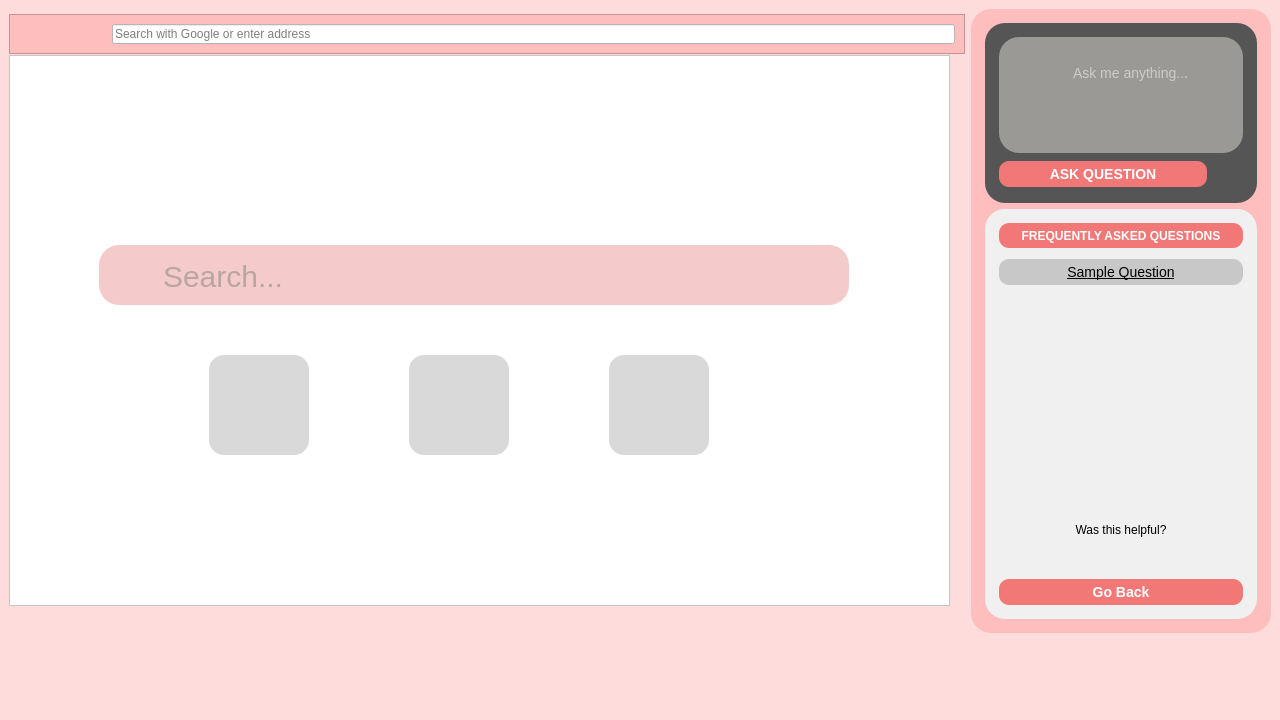
Qt form assets/UI/MainPage.ui (AlexShem247/wise-browse) before a commit.
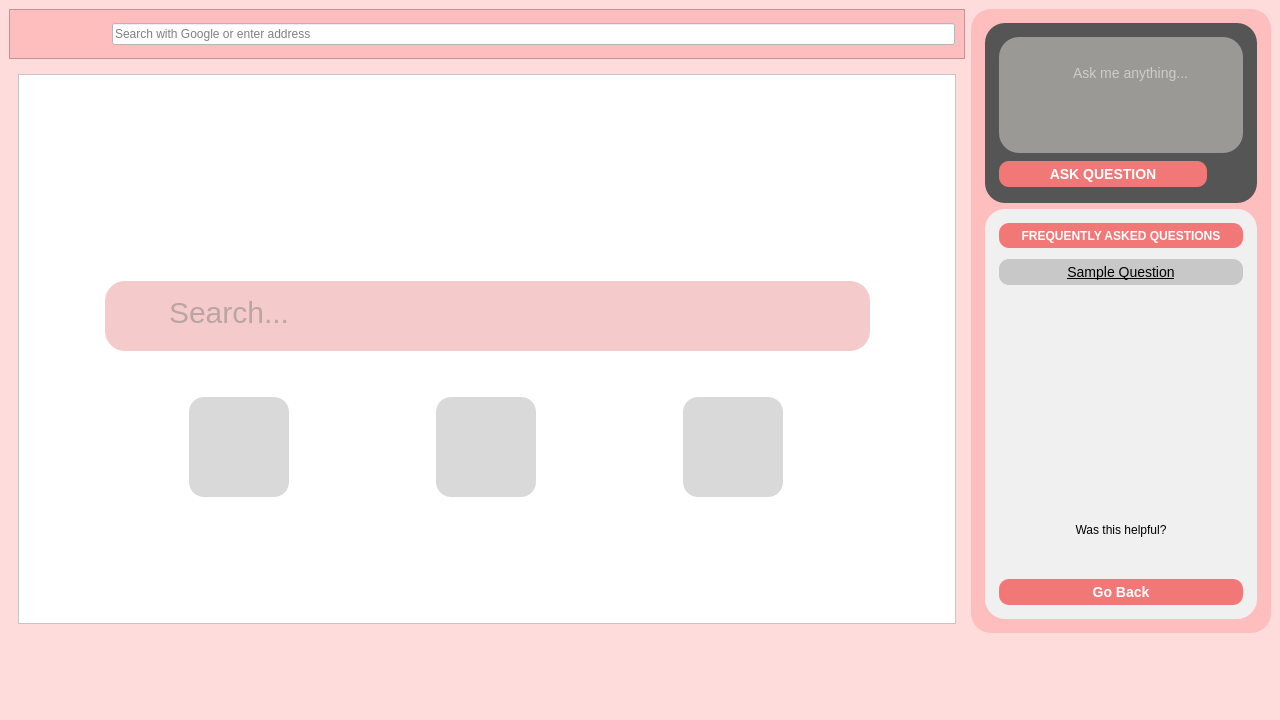
The same form after that commit.

Commit message: [as7322] WebBrowser.py: Added functionality to URL bar

Patch:
```diff
--- a/assets/UI/MainPage.ui
+++ b/assets/UI/MainPage.ui
@@ -37,13 +37,13 @@
               <property name="minimumSize">
                <size>
                 <width>0</width>
-                <height>40</height>
+                <height>50</height>
                </size>
               </property>
               <property name="maximumSize">
                <size>
                 <width>16777215</width>
-                <height>30</height>
+                <height>50</height>
                </size>
               </property>
               <property name="styleSheet">
@@ -189,15 +189,11 @@
               <item>
                <widget class="QStackedWidget" name="pages">
                 <widget class="QWidget" name="homePage">
+                 <layout class="QVBoxLayout" name="verticalLayout_6">
+                  <item>
+                   <layout class="QVBoxLayout" name="homePageLayout">
+                    <item>
                  <widget class="QFrame" name="homeFrame">
-                  <property name="geometry">
-                   <rect>
-                    <x>0</x>
-                    <y>0</y>
-                    <width>941</width>
-                    <height>551</height>
-                   </rect>
-                  </property>
                   <property name="styleSheet">
                    <string notr="true">background-color: white;</string>
                   </property>
@@ -207,111 +203,69 @@
                   <property name="frameShadow">
                    <enum>QFrame::Raised</enum>
                   </property>
+                      <layout class="QVBoxLayout" name="verticalLayout_5">
+                       <item>
+                        <layout class="QVBoxLayout" name="homeFrameLayout" stretch="1,0,1,0,1">
+                         <item>
                   <widget class="QLabel" name="browserLogoIcon">
-                   <property name="geometry">
-                    <rect>
-                     <x>415</x>
-                     <y>80</y>
-                     <width>60</width>
+                           <property name="sizePolicy">
+                            <sizepolicy hsizetype="Preferred" vsizetype="Fixed">
+                             <horstretch>0</horstretch>
+                             <verstretch>0</verstretch>
+                            </sizepolicy>
+                           </property>
+                           <property name="text">
+                            <string/>
+                           </property>
+                           <property name="alignment">
+                            <set>Qt::AlignHCenter|Qt::AlignTop</set>
+                           </property>
+                          </widget>
+                         </item>
+                         <item>
+                          <spacer name="verticalSpacer_2">
+                           <property name="orientation">
+                            <enum>Qt::Vertical</enum>
+                           </property>
+                           <property name="sizeType">
+                            <enum>QSizePolicy::Fixed</enum>
+                           </property>
+                           <property name="sizeHint" stdset="0">
+                            <size>
+                             <width>20</width>
                      <height>60</height>
-                    </rect>
-                   </property>
-                   <property name="text">
-                    <string/>
-                   </property>
-                  </widget>
-                  <widget class="QPushButton" name="homeActionLogBtn">
-                   <property name="geometry">
-                    <rect>
-                     <x>400</x>
-                     <y>300</y>
-                     <width>100</width>
-                     <height>100</height>
-                    </rect>
-                   </property>
-                   <property name="styleSheet">
-                    <string notr="true">QPushButton {
-    border: solid;
-    border-radius: 15px; 
-    background-color: rgb(217, 217, 217);
-}
-
-QPushButton::icon {
-    padding: 10px; 
-}
-
-QPushButton:hover {
-    background-color: rgb(154, 153, 150);
-}</string>
-                   </property>
-                   <property name="text">
-                    <string/>
-                   </property>
-                  </widget>
-                  <widget class="QPushButton" name="homeFavouritesBtn">
-                   <property name="geometry">
-                    <rect>
-                     <x>200</x>
-                     <y>300</y>
-                     <width>100</width>
-                     <height>100</height>
-                    </rect>
-                   </property>
-                   <property name="styleSheet">
-                    <string notr="true">QPushButton {
-    border: solid;
-    border-radius: 15px; 
-    background-color: rgb(217, 217, 217);
-}
-
-QPushButton::icon {
-    padding: 10px; 
-}
-
-QPushButton:hover {
-    background-color: rgb(154, 153, 150);
-}</string>
-                   </property>
-                   <property name="text">
-                    <string/>
-                   </property>
-                  </widget>
-                  <widget class="QPushButton" name="homeSettingsBtn">
-                   <property name="geometry">
-                    <rect>
-                     <x>600</x>
-                     <y>300</y>
-                     <width>100</width>
-                     <height>100</height>
-                    </rect>
-                   </property>
-                   <property name="styleSheet">
-                    <string notr="true">QPushButton {
-    border: solid;
-    border-radius: 15px; 
-    background-color: rgb(217, 217, 217);
-}
-
-QPushButton::icon {
-    padding: 10px; 
-}
-
-QPushButton:hover {
-    background-color: rgb(154, 153, 150);
-}</string>
-                   </property>
-                   <property name="text">
-                    <string/>
-                   </property>
-                  </widget>
+                            </size>
+                           </property>
+                          </spacer>
+                         </item>
+                         <item>
+                          <layout class="QHBoxLayout" name="horizontalLayout_4" stretch="1,10,1">
+                           <item>
+                            <spacer name="horizontalSpacer_8">
+                             <property name="orientation">
+                              <enum>Qt::Horizontal</enum>
+                             </property>
+                             <property name="sizeHint" stdset="0">
+                              <size>
+                               <width>40</width>
+                               <height>20</height>
+                              </size>
+                             </property>
+                            </spacer>
+                           </item>
+                           <item>
                   <widget class="QFrame" name="searchFrame">
-                   <property name="geometry">
-                    <rect>
-                     <x>90</x>
-                     <y>190</y>
-                     <width>750</width>
-                     <height>60</height>
-                    </rect>
+                             <property name="sizePolicy">
+                              <sizepolicy hsizetype="Preferred" vsizetype="Fixed">
+                               <horstretch>0</horstretch>
+                               <verstretch>0</verstretch>
+                              </sizepolicy>
+                             </property>
+                             <property name="minimumSize">
+                              <size>
+                               <width>0</width>
+                               <height>70</height>
+                              </size>
                    </property>
                    <property name="styleSheet">
                     <string notr="true">background-color:rgb(245, 202, 202);
@@ -355,7 +309,184 @@
                     </property>
                    </widget>
                   </widget>
-                 </widget>
+                           </item>
+                           <item>
+                            <spacer name="horizontalSpacer_9">
+                             <property name="orientation">
+                              <enum>Qt::Horizontal</enum>
+                             </property>
+                             <property name="sizeHint" stdset="0">
+                              <size>
+                               <width>40</width>
+                               <height>20</height>
+                              </size>
+                             </property>
+                            </spacer>
+                           </item>
+                          </layout>
+                         </item>
+                         <item>
+                          <spacer name="verticalSpacer">
+                           <property name="orientation">
+                            <enum>Qt::Vertical</enum>
+                           </property>
+                           <property name="sizeType">
+                            <enum>QSizePolicy::Fixed</enum>
+                           </property>
+                           <property name="sizeHint" stdset="0">
+                            <size>
+                             <width>20</width>
+                             <height>40</height>
+                            </size>
+                           </property>
+                          </spacer>
+                         </item>
+                         <item>
+                          <layout class="QHBoxLayout" name="horizontalBtnLayout">
+                           <item>
+                            <spacer name="horizontalSpacer_10">
+                             <property name="orientation">
+                              <enum>Qt::Horizontal</enum>
+                             </property>
+                             <property name="sizeType">
+                              <enum>QSizePolicy::Fixed</enum>
+                             </property>
+                             <property name="sizeHint" stdset="0">
+                              <size>
+                               <width>20</width>
+                               <height>20</height>
+                              </size>
+                             </property>
+                            </spacer>
+                           </item>
+                           <item>
+                            <widget class="QPushButton" name="homeSettingsBtn">
+                             <property name="sizePolicy">
+                              <sizepolicy hsizetype="Fixed" vsizetype="Fixed">
+                               <horstretch>0</horstretch>
+                               <verstretch>0</verstretch>
+                              </sizepolicy>
+                             </property>
+                             <property name="minimumSize">
+                              <size>
+                               <width>100</width>
+                               <height>100</height>
+                              </size>
+                             </property>
+                             <property name="styleSheet">
+                              <string notr="true">QPushButton {
+    border: solid;
+    border-radius: 15px; 
+    background-color: rgb(217, 217, 217);
+}
+
+QPushButton::icon {
+    padding: 10px; 
+}
+
+QPushButton:hover {
+    background-color: rgb(154, 153, 150);
+}</string>
+                             </property>
+                             <property name="text">
+                              <string/>
+                             </property>
+                            </widget>
+                           </item>
+                           <item>
+                            <widget class="QPushButton" name="homeActionLogBtn">
+                             <property name="sizePolicy">
+                              <sizepolicy hsizetype="Fixed" vsizetype="Fixed">
+                               <horstretch>0</horstretch>
+                               <verstretch>0</verstretch>
+                              </sizepolicy>
+                             </property>
+                             <property name="minimumSize">
+                              <size>
+                               <width>100</width>
+                               <height>100</height>
+                              </size>
+                             </property>
+                             <property name="styleSheet">
+                              <string notr="true">QPushButton {
+    border: solid;
+    border-radius: 15px; 
+    background-color: rgb(217, 217, 217);
+}
+
+QPushButton::icon {
+    padding: 10px; 
+}
+
+QPushButton:hover {
+    background-color: rgb(154, 153, 150);
+}</string>
+                             </property>
+                             <property name="text">
+                              <string/>
+                             </property>
+                            </widget>
+                           </item>
+                           <item>
+                            <widget class="QPushButton" name="homeFavouritesBtn">
+                             <property name="sizePolicy">
+                              <sizepolicy hsizetype="Fixed" vsizetype="Fixed">
+                               <horstretch>0</horstretch>
+                               <verstretch>0</verstretch>
+                              </sizepolicy>
+                             </property>
+                             <property name="minimumSize">
+                              <size>
+                               <width>100</width>
+                               <height>100</height>
+                              </size>
+                             </property>
+                             <property name="styleSheet">
+                              <string notr="true">QPushButton {
+    border: solid;
+    border-radius: 15px; 
+    background-color: rgb(217, 217, 217);
+}
+
+QPushButton::icon {
+    padding: 10px; 
+}
+
+QPushButton:hover {
+    background-color: rgb(154, 153, 150);
+}</string>
+                             </property>
+                             <property name="text">
+                              <string/>
+                             </property>
+                            </widget>
+                           </item>
+                           <item>
+                            <spacer name="horizontalSpacer_11">
+                             <property name="orientation">
+                              <enum>Qt::Horizontal</enum>
+                             </property>
+                             <property name="sizeType">
+                              <enum>QSizePolicy::Fixed</enum>
+                             </property>
+                             <property name="sizeHint" stdset="0">
+                              <size>
+                               <width>20</width>
+                               <height>20</height>
+                              </size>
+                             </property>
+                            </spacer>
+                           </item>
+                          </layout>
+                         </item>
+                        </layout>
+                       </item>
+                      </layout>
+                     </widget>
+                    </item>
+                   </layout>
+                  </item>
+                 </layout>
                 </widget>
                 <widget class="QWidget" name="favouritesPage">
                  <widget class="QFrame" name="favouritesFrame">
```
Left out of the diff: 55 changed lines with no effect on the pictures. Lines whose indentation alone changed are shown as unchanged. The commit also changes 2 other files.
